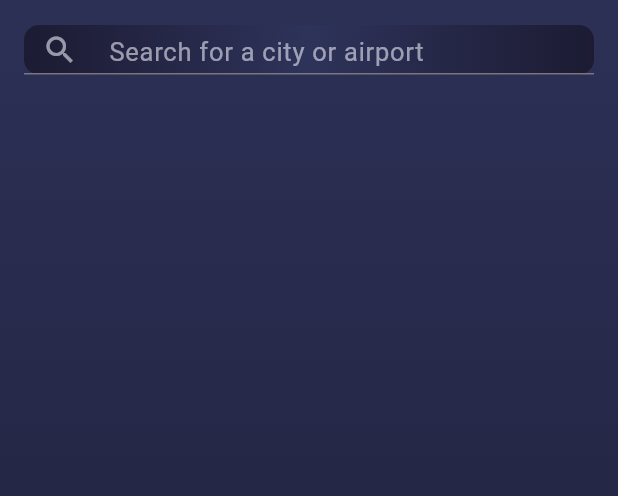
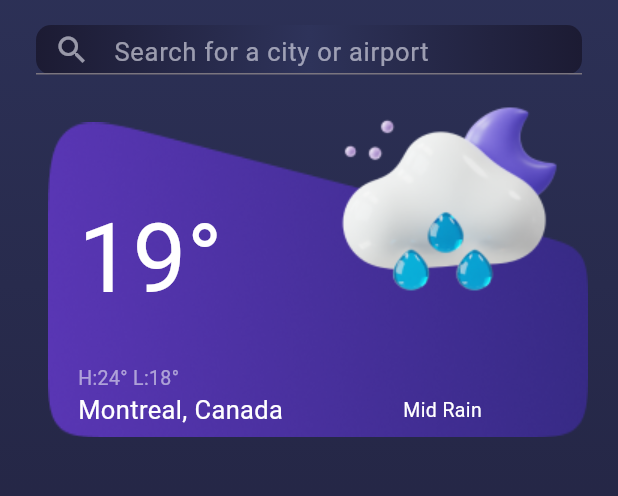
Before and after one commit to Rwan00/Sky_Cast, a Flutter app: the WeatherPage screen opened directly, on a phone screen of 412 x 824 dp, the part 128-624 px from its top. Run offline on Flutter 3.47's test engine with Material 3 defaults, Android fonts, the phone set to English and light mode, and no system bars; our stand-ins replace flutter_svg, google_fonts.

Commit message:
add weather item Widget

```diff
--- a/lib/views/weather_page.dart
+++ b/lib/views/weather_page.dart
@@ -2,6 +2,7 @@ import 'package:flutter/material.dart';
 import 'package:google_fonts/google_fonts.dart';
 
 import '../widgets/search_field.dart';
+import '../widgets/weather_item.dart';
 
 class WeatherPage extends StatelessWidget {
   const WeatherPage({super.key});
@@ -46,12 +47,17 @@ class WeatherPage extends StatelessWidget {
           ],
         ),
         SearchField(
-          hint: ' Search for a city or airport',
+          hint: 'Search for a city or airport',
           validator: (String? k) {},
           widget: const Icon(
             Icons.search,
             color: Color.fromRGBO(235, 235, 245, 0.6),
           ),
+        ),
+        const SizedBox(height: 32,),
+        const Padding(
+          padding: EdgeInsets.only(left:32.0),
+          child: WeatherItem(),
         )
       ]),
     ));
--- a/lib/widgets/search_field.dart
+++ b/lib/widgets/search_field.dart
@@ -25,14 +25,14 @@ class SearchField extends StatelessWidget {
     return Container(
 
       margin: const EdgeInsets.only(top: 8),
-      padding: const EdgeInsets.symmetric(horizontal: 16),
+      padding: const EdgeInsets.symmetric(horizontal: 24),
       child: Container(
         decoration: const BoxDecoration(
         gradient: LinearGradient(
           colors: [
             Color.fromRGBO(28, 27, 51, 1),
             Color.fromRGBO(46, 51, 90, 1),
-             Color.fromRGBO(28, 27, 51, 1)
+             Color.fromRGBO(28, 27, 51, 1),
           ],
           begin: Alignment.topLeft,
           end: Alignment.topRight,
--- /dev/null
+++ b/lib/widgets/weather_item.dart
@@ -0,0 +1,68 @@
+import 'package:flutter/material.dart';
+import 'package:google_fonts/google_fonts.dart';
+
+class WeatherItem extends StatelessWidget {
+  const WeatherItem({super.key});
+
+  @override
+  Widget build(BuildContext context) {
+    return Stack(
+      clipBehavior: Clip.none,
+      children: [
+        Image.asset(
+          "assets/images/weather.png",
+          height: 210,
+          width: 360,
+          fit: BoxFit.fill,
+        ),
+        Padding(
+          padding: const EdgeInsets.only(left: 20.0),
+          child: Column(
+            crossAxisAlignment: CrossAxisAlignment.start,
+            children: [
+              const SizedBox(
+                height: 45,
+              ),
+              Text(
+                "19°",
+                style: GoogleFonts.aBeeZee(
+                    fontSize: 64,
+                    fontWeight: FontWeight.w400,
+                    color: Colors.white),
+              ),
+              const SizedBox(
+                height: 24,
+              ),
+              Text(
+                "H:24° L:18°",
+                style: GoogleFonts.aBeeZee(
+                  color: const Color.fromRGBO(235, 235, 245, 0.6),
+                  fontSize: 13,
+                  fontWeight: FontWeight.w400,
+                ),
+              ),
+              Row(
+                children: [
+                  Text(
+                    "Montreal, Canada",
+                    style: GoogleFonts.aBeeZee(
+                      color: Colors.white,
+                      fontSize: 17,
+                      fontWeight: FontWeight.w400,
+                    ),
+                  ),
+                  const SizedBox(width: 80,),
+                  Text("Mid Rain",style: GoogleFonts.aBeeZee(color: Colors.white,fontSize: 13,fontWeight: FontWeight.w400,),)
+                ],
+              )
+            ],
+          ),
+        ),
+        Positioned(
+            bottom: 70,
+            left: 185,
+            child: Image.asset("assets/images/Moon cloud mid rain.png")),
+      ],
+    );
+  }
+}
```
Also changed, not shown: assets/images/Moon cloud mid rain.png (added), assets/images/weather.png (added).
